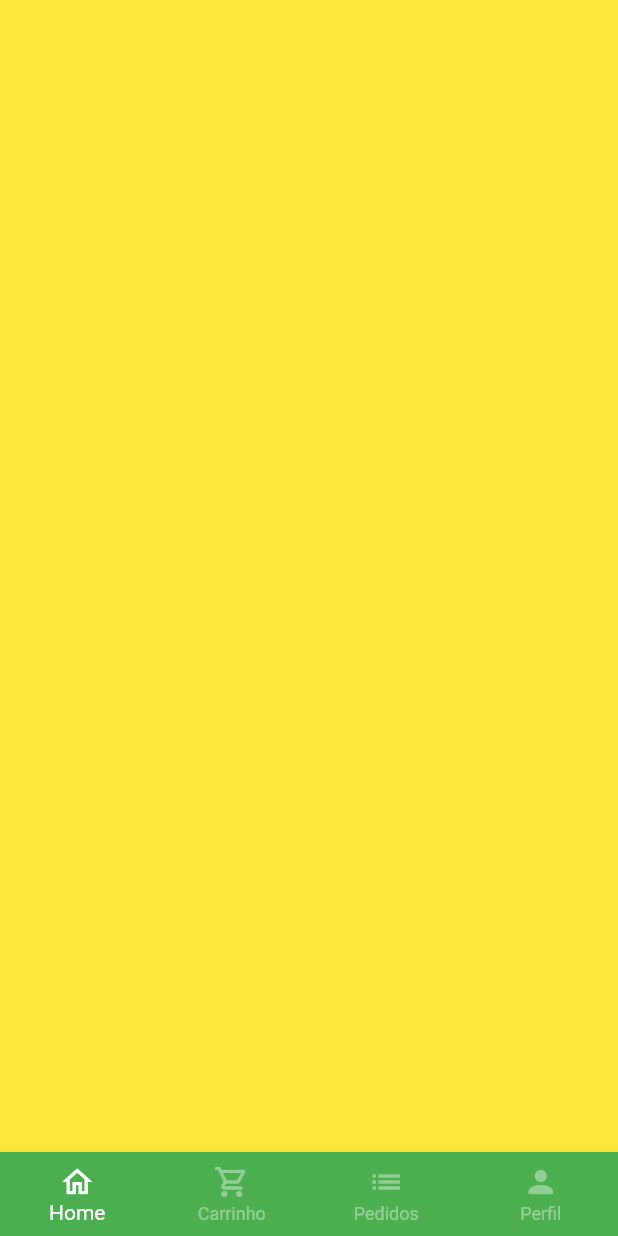
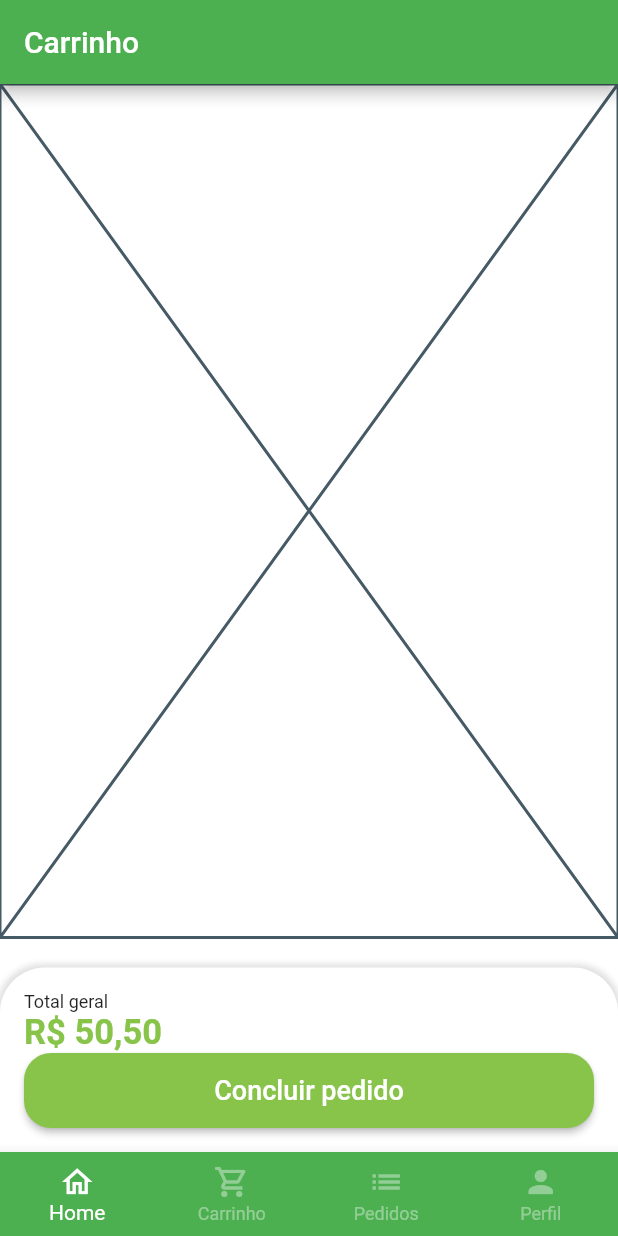
Before and after one commit to JoaoFelipeDev/Quitanda, a Flutter app: the BaseScreen screen opened directly, swiped to page 2, on a phone screen of 412 x 824 dp. Run offline on Flutter 3.47's test engine with Material 2 defaults, Android fonts, the phone set to English and light mode, and no system bars; our stand-ins replace animated_text_kit, badges, mask_text_input_formatter; missing offline and left inert: dart:ffi.

Commit message:
Criação preço total e btn de concluir pedido

```diff
--- a/lib/src/pages/base/base_screen.dart
+++ b/lib/src/pages/base/base_screen.dart
@@ -1,5 +1,7 @@
 import 'package:flutter/material.dart';
 import 'package:quitanda/src/pages/home/home_tab.dart';
+
+import '../cart/cart_tab.dart';
 
 class BaseScreen extends StatefulWidget {
   BaseScreen({Key? key}) : super(key: key);
@@ -20,9 +22,7 @@ class _BaseScreenState extends State<BaseScreen> {
         controller: pageController,
         children: [
           HomeTab(),
-          Container(
-            color: Colors.yellow,
-          ),
+          CartTab(),
           Container(
             color: Colors.teal,
           ),
--- /dev/null
+++ b/lib/src/pages/cart/cart_tab.dart
@@ -0,0 +1,81 @@
+import 'package:flutter/material.dart';
+import 'package:quitanda/src/config/custom_colors.dart';
+import 'package:quitanda/src/services/utils_services.dart';
+
+class CartTab extends StatelessWidget {
+  CartTab({Key? key}) : super(key: key);
+
+  final UtilServices utilServices = UtilServices();
+
+  @override
+  Widget build(BuildContext context) {
+    return Scaffold(
+      appBar: AppBar(
+        title: const Text('Carrinho'),
+      ),
+      body: Column(
+        children: [
+          const Expanded(
+            child: Placeholder(),
+          ),
+          const SizedBox(
+            height: 20,
+          ),
+          Container(
+            padding: const EdgeInsets.all(16),
+            decoration: BoxDecoration(
+              color: Colors.white,
+              borderRadius: const BorderRadius.vertical(
+                top: Radius.circular(30),
+              ),
+              boxShadow: [
+                BoxShadow(
+                  color: Colors.grey.shade300,
+                  blurRadius: 3,
+                  spreadRadius: 2,
+                ),
+              ],
+            ),
+            child: Column(
+              crossAxisAlignment: CrossAxisAlignment.stretch,
+              children: [
+                const Text(
+                  'Total geral',
+                  style: TextStyle(
+                    fontSize: 12,
+                  ),
+                ),
+                Text(
+                  utilServices.priceToCurrency(50.5),
+                  style: TextStyle(
+                    fontSize: 23,
+                    color: CustomColors.customSwatchColor,
+                    fontWeight: FontWeight.bold,
+                  ),
+                ),
+                SizedBox(
+                  height: 50,
+                  child: ElevatedButton(
+                    style: ElevatedButton.styleFrom(
+                      backgroundColor: CustomColors.customSwatchColor,
+                      shape: RoundedRectangleBorder(
+                        borderRadius: BorderRadius.circular(18),
+                      ),
+                    ),
+                    onPressed: () {},
+                    child: const Text(
+                      'Concluir pedido',
+                      style: TextStyle(
+                        fontSize: 18,
+                      ),
+                    ),
+                  ),
+                )
+              ],
+            ),
+          )
+        ],
+      ),
+    );
+  }
+}
```
